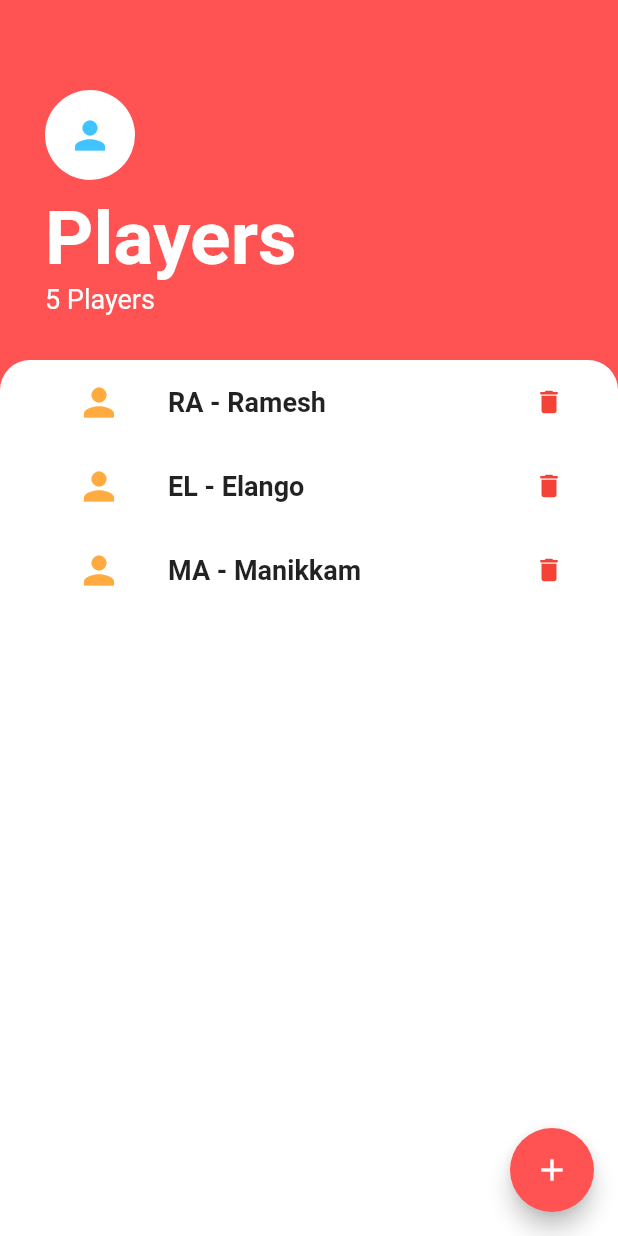
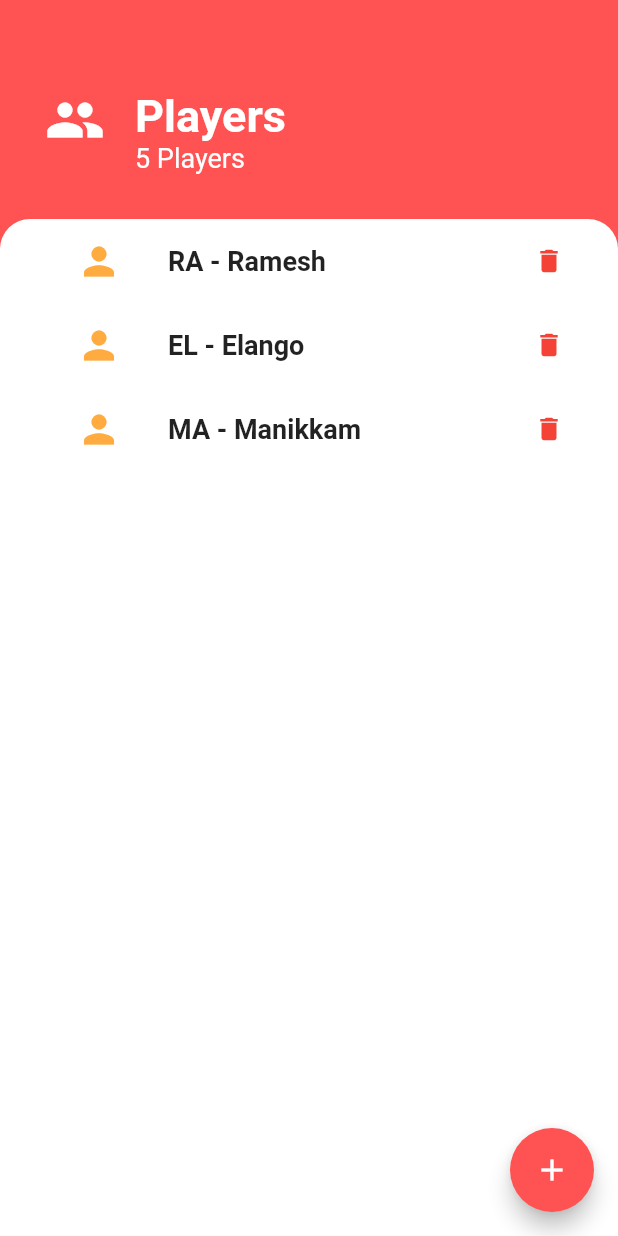
Before and after one commit to coder-selvarajan/vai_raja_vai, a Flutter app: the screen it shows after launch, after a tap on "Players Home", on a phone screen of 412 x 824 dp. Run offline on Flutter 3.47's test engine with Material 2 defaults, Android fonts, the phone set to English and light mode, and no system bars; our stand-ins replace flutter_native_splash, sqflite; accounts and stored records are empty.

Commit message:
Adding game screen with CRUD operation UI

```diff
--- a/lib/main.dart
+++ b/lib/main.dart
@@ -2,8 +2,9 @@ import 'dart:ui';
 import 'package:flutter/material.dart';
 import 'package:provider/provider.dart';
 import 'package:flutter/services.dart';
-import 'package:vai_raja_vai/models/player_data.dart';
+import 'package:vai_raja_vai/models/game_data.dart';
 import 'package:vai_raja_vai/screens/PlayerListOld.dart';
+import 'package:vai_raja_vai/screens/games_screen.dart';
 import 'package:vai_raja_vai/screens/players_screen.dart';
 import 'package:vai_raja_vai/splash.dart';
 import './models/model.dart';
@@ -22,7 +23,7 @@ void main() async {
     MultiProvider(
       providers: [
         ChangeNotifierProvider(
-          create: (context) => PlayerData(),
+          create: (context) => GameData(),
         ),
         ChangeNotifierProvider(
           create: (context) => DatabaseProvider(),
@@ -127,6 +128,15 @@ class _MyHomePageState extends State<MyHomePage> {
               },
               child: const Text('Players Home'),
             ),
+            ElevatedButton(
+              onPressed: () {
+                Navigator.push(
+                  context,
+                  MaterialPageRoute(builder: (context) => const GamesScreen()),
+                );
+              },
+              child: const Text('Goto Games Home'),
+            ),
             // Text(
             //   '$_counter',
             //   style: Theme.of(context).textTheme.headline4,
--- a/lib/models/game_data.dart
+++ b/lib/models/game_data.dart
@@ -3,22 +3,54 @@ import 'package:vai_raja_vai/models/model.dart';
 import 'dart:collection';
 
 class GameData extends ChangeNotifier {
-  final List<Game> _games = [
+  final List<Player> _players = [
     Player(name: "Ramesh", shortname: "RA", color: "FF0000"),
     Player(name: "Elango", shortname: "EL", color: "00FF00"),
     Player(name: "Manikkam", shortname: "MA", color: "0000FF"),
   ];
 
-  List<Player> get Players {
+  final List<Cutfor> _games = [
+    Cutfor(
+        time: DateTime.now(),
+        players: [
+          Player(name: "Ramesh", shortname: "RA", color: "FF0000"),
+          Player(name: "Elango", shortname: "EL", color: "00FF00"),
+          Player(name: "Manikkam", shortname: "MA", color: "0000FF"),
+        ],
+        place: "Gobi"),
+    Cutfor(
+        time: DateTime.now(),
+        players: [
+          Player(name: "Siva", shortname: "SI", color: "FF0000"),
+          Player(name: "Elango", shortname: "EL", color: "00FF00"),
+          Player(name: "Natarajan", shortname: "NA", color: "0000FF"),
+        ],
+        place: "Nambiyur"),
+  ];
+
+  List<Player> get players {
     return [..._players];
+  }
+
+  List<Cutfor> get games {
+    return [..._games];
   }
 
   int get playerCount {
     return _players.length;
   }
 
+  int get gameCount {
+    return _games.length;
+  }
+
   void addPlayer(String name, String shortname, String color) {
     _players.add(Player(name: name, shortname: shortname, color: color));
     notifyListeners();
   }
+
+  void addCutfor(List<Player> players, String place) {
+    _games.add(Cutfor(time: DateTime.now(), players: players, place: place));
+    notifyListeners();
+  }
 }
--- a/lib/models/model.dart
+++ b/lib/models/model.dart
@@ -1,3 +1,12 @@
+class Cutfor {
+  int? id;
+  final DateTime time;
+  final List<Player> players;
+  final String? place;
+
+  Cutfor({this.id, required this.time, required this.players, this.place});
+}
+
 class Player {
   int? id;
   final String name;
--- a/lib/models/player_data.dart
+++ /dev/null
@@ -1,24 +0,0 @@
-import 'package:flutter/foundation.dart';
-import 'package:vai_raja_vai/models/model.dart';
-import 'dart:collection';
-
-class PlayerData extends ChangeNotifier {
-  final List<Player> _players = [
-    Player(name: "Ramesh", shortname: "RA", color: "FF0000"),
-    Player(name: "Elango", shortname: "EL", color: "00FF00"),
-    Player(name: "Manikkam", shortname: "MA", color: "0000FF"),
-  ];
-
-  List<Player> get Players {
-    return [..._players];
-  }
-
-  int get playerCount {
-    return _players.length;
-  }
-
-  void addPlayer(String name, String shortname, String color) {
-    _players.add(Player(name: name, shortname: shortname, color: color));
-    notifyListeners();
-  }
-}
--- a/lib/screens/add_player_screen.dart
+++ b/lib/screens/add_player_screen.dart
@@ -1,6 +1,6 @@
 import 'package:flutter/material.dart';
 import 'package:provider/provider.dart';
-import 'package:vai_raja_vai/models/player_data.dart';
+import 'package:vai_raja_vai/models/game_data.dart';
 
 class AddPlayer extends StatelessWidget {
   const AddPlayer({Key? key}) : super(key: key);
@@ -11,7 +11,7 @@ class AddPlayer extends StatelessWidget {
     String shortname = "";
     String color = "FF0000";
 
-    var provider = Provider.of<PlayerData>(context);
+    var provider = Provider.of<GameData>(context);
 
     return Container(
       color: const Color(0xff757575),
--- a/lib/screens/players_screen.dart
+++ b/lib/screens/players_screen.dart
@@ -30,26 +30,27 @@ class PlayersScreen extends StatelessWidget {
           Container(
             padding: const EdgeInsets.only(
                 top: 60.0, left: 30.0, right: 30.0, bottom: 30.0),
-            child: Column(
+            child: Row(
               crossAxisAlignment: CrossAxisAlignment.start,
-              children: const <Widget>[
-                CircleAvatar(
-                  backgroundColor: Colors.white,
-                  radius: 30.0,
-                  child: Icon(
-                    Icons.person,
-                    size: 30.0,
-                    color: Colors.lightBlueAccent,
+              mainAxisAlignment: MainAxisAlignment.start,
+              children: <Widget>[
+                const Icon(
+                  Icons.people,
+                  size: 40.0,
+                  color: Colors.white,
                 ),
+                const SizedBox(
+                  width: 20.0,
                 ),
-                SizedBox(
-                  height: 10.0,
-                ),
+                Column(
+                  crossAxisAlignment: CrossAxisAlignment.start,
+                  mainAxisAlignment: MainAxisAlignment.center,
+                  children: const [
                     Text(
                       'Players',
                       style: TextStyle(
                         color: Colors.white,
-                    fontSize: 50.0,
+                        fontSize: 30.0,
                         fontWeight: FontWeight.w700,
                       ),
                     ),
@@ -59,6 +60,8 @@ class PlayersScreen extends StatelessWidget {
                         color: Colors.white,
                         fontSize: 18,
                       ),
+                    ),
+                  ],
                 ),
               ],
             ),
--- a/lib/widgets/players_list.dart
+++ b/lib/widgets/players_list.dart
@@ -1,6 +1,6 @@
 import 'package:flutter/material.dart';
 import 'package:provider/provider.dart';
-import 'package:vai_raja_vai/models/player_data.dart';
+import 'package:vai_raja_vai/models/game_data.dart';
 import 'package:vai_raja_vai/widgets/player_tile.dart';
 
 class PlayersList extends StatelessWidget {
@@ -8,12 +8,12 @@ class PlayersList extends StatelessWidget {
 
   @override
   Widget build(BuildContext context) {
-    return Consumer<PlayerData>(
-      builder: (context, playerData, child) {
+    return Consumer<GameData>(
+      builder: (context, gameData, child) {
         return ListView.builder(
-          itemCount: playerData.playerCount,
+          itemCount: gameData.playerCount,
           itemBuilder: (context, index) {
-            final player = playerData.Players[index];
+            final player = gameData.players[index];
             return PlayerTile(
               name: player.name,
               shortname: player.shortname,
--- a/pubspec.yaml
+++ b/pubspec.yaml
@@ -39,6 +39,7 @@ dependencies:
   path: ^1.8.2
   provider: ^6.0.3
   flutter_native_splash: ^2.2.16
+  intl: ^0.17.0
 
 flutter_native_splash:
   color: "#FF0000"
```
Also changed, not shown: lib/screens/add_game_screen.dart (added, +129 -0 lines), lib/screens/games_screen.dart (added, +103 -0 lines), lib/widgets/game_tile.dart (added, +53 -0 lines), lib/widgets/games_list.dart (added, +35 -0 lines), pubspec.lock. Lines whose indentation alone changed are shown as unchanged.
